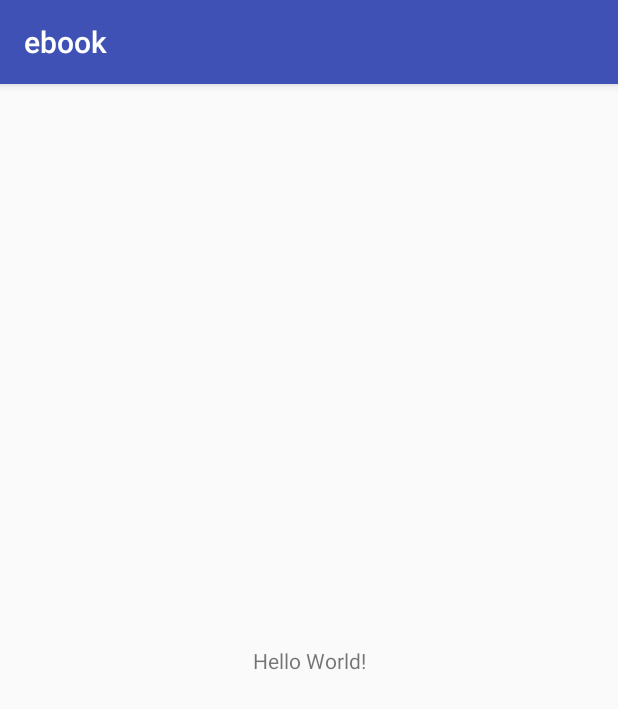
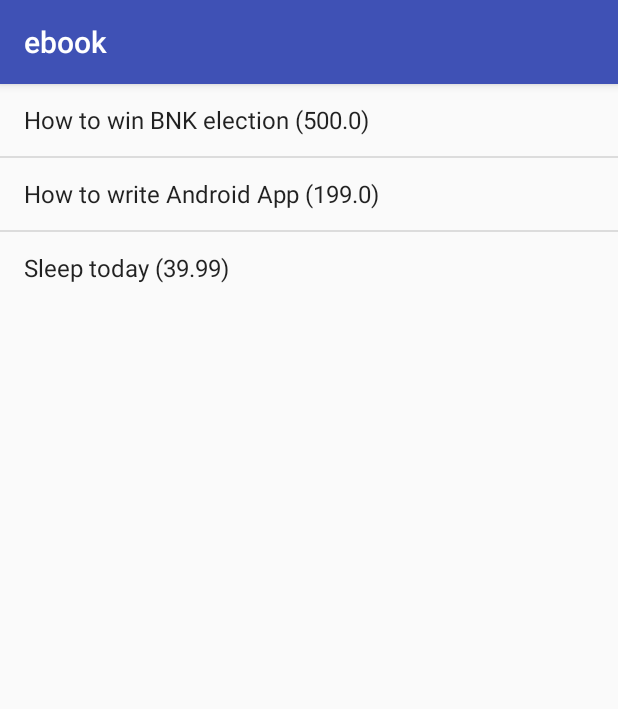
Before and after one commit to eBookSoftSpec/eBook, an Android app: the screen it shows after launch (MainActivity), on a phone screen of 412 x 824 dp. Shown: the top 709 px of the screen. Run offline under Robolectric (Android 15) with nearby library versions, the phone set to English and light mode, and no system bars.

Commit message:
done phase0

```diff
--- a/app/build.gradle
+++ b/app/build.gradle
@@ -27,7 +27,11 @@ dependencies {
     implementation"org.jetbrains.kotlin:kotlin-stdlib-jre7:$kotlin_version"
     implementation 'com.android.support:appcompat-v7:26.1.0'
     implementation 'com.android.support.constraint:constraint-layout:1.0.2'
+    implementation 'com.beust:klaxon:2.1.14'
     testImplementation 'junit:junit:4.12'
     androidTestImplementation 'com.android.support.test:runner:1.0.1'
     androidTestImplementation 'com.android.support.test.espresso:espresso-core:3.0.1'
+    implementation 'com.android.support:support-v4:26.1.0'
+    implementation 'com.android.support:design:26.1.0'
+    implementation 'com.android.support:mediarouter-v7:26.1.0'
 }
--- a/app/src/main/java/com/example/kwankaew/ebook/MainActivity.kt
+++ b/app/src/main/java/com/example/kwankaew/ebook/MainActivity.kt
@@ -2,11 +2,36 @@ package com.example.kwankaew.ebook
 
 import android.support.v7.app.AppCompatActivity
 import android.os.Bundle
+import android.os.PersistableBundle
+import android.widget.ArrayAdapter
+import android.widget.ListView
+import com.example.kwankaew.ebook.Model.Book
+import com.example.kwankaew.ebook.Model.BookRepositoty
+import com.example.kwankaew.ebook.Model.MockBookReposity
+import com.example.kwankaew.ebook.presenter.BookPresenter
+import com.example.kwankaew.ebook.presenter.BookView
+import kotlinx.android.synthetic.main.activity_main.*
 
-class MainActivity : AppCompatActivity() {
+class MainActivity : AppCompatActivity() , BookView{
+
+    lateinit var present: BookPresenter
+    lateinit var repositoty: BookRepositoty
+    var adapter: ArrayAdapter<Book>? = null
+
 
     override fun onCreate(savedInstanceState: Bundle?) {
         super.onCreate(savedInstanceState)
         setContentView(R.layout.activity_main)
+
+        repositoty = MockBookReposity()
+        present = BookPresenter(this,repositoty)
+        present.start()
+    }
+
+
+    override fun setBookList(books: ArrayList<Book>) {
+        println(books)
+        adapter = ArrayAdapter(this, android.R.layout.simple_list_item_1, books)
+        listView.adapter = adapter
     }
 }
--- a/app/src/main/java/com/example/kwankaew/ebook/Model/MockBookRepositoty.kt
+++ b/app/src/main/java/com/example/kwankaew/ebook/Model/MockBookRepositoty.kt
@@ -10,13 +10,11 @@ class MockBookReposity :BookRepositoty(){
     val bookList = ArrayList<Book>()
     override fun loadAllBooks() {
         bookList.clear()
-        bookList.add(Book(1,"AAA",120.0))
-        bookList.add(Book(2,"BBB",150.0))
-        bookList.add(Book(3,"CCC",200.0))
+        bookList.add(Book(1,"How to win BNK election",500.0))
+        bookList.add(Book(2,"How to write Android App",199.0))
+        bookList.add(Book(5,"Sleep today",39.99))
         setChanged()
         notifyObservers()
-
-
     }
 
     override fun getBooks(): ArrayList<Book> {
--- a/app/src/main/java/com/example/kwankaew/ebook/presenter/BookPresenter.kt
+++ b/app/src/main/java/com/example/kwankaew/ebook/presenter/BookPresenter.kt
@@ -6,7 +6,7 @@ import java.util.*
 /**
  * Created by kwankaew on 30/3/2018 AD.
  */
-class BookPresente(val view: BookView,
+class BookPresenter(val view: BookView,
                    val repository: BookRepositoty):Observer {
     fun start(){
         repository.addObserver(this)
--- a/app/src/main/res/layout/activity_main.xml
+++ b/app/src/main/res/layout/activity_main.xml
@@ -6,13 +6,9 @@
     android:layout_height="match_parent"
     tools:context="com.example.kwankaew.ebook.MainActivity">
 
-    <TextView
+    <ListView
+        android:id="@+id/listView"
         android:layout_width="wrap_content"
-        android:layout_height="wrap_content"
-        android:text="Hello World!"
-        app:layout_constraintBottom_toBottomOf="parent"
-        app:layout_constraintLeft_toLeftOf="parent"
-        app:layout_constraintRight_toRightOf="parent"
-        app:layout_constraintTop_toTopOf="parent" />
+        android:layout_height="wrap_content"></ListView>
 
 </android.support.constraint.ConstraintLayout>
```
Also changed, not shown: app/src/main/java/com/example/kwankaew/ebook/Model/RealBookRepositoty.kt (+44 -1 lines).
